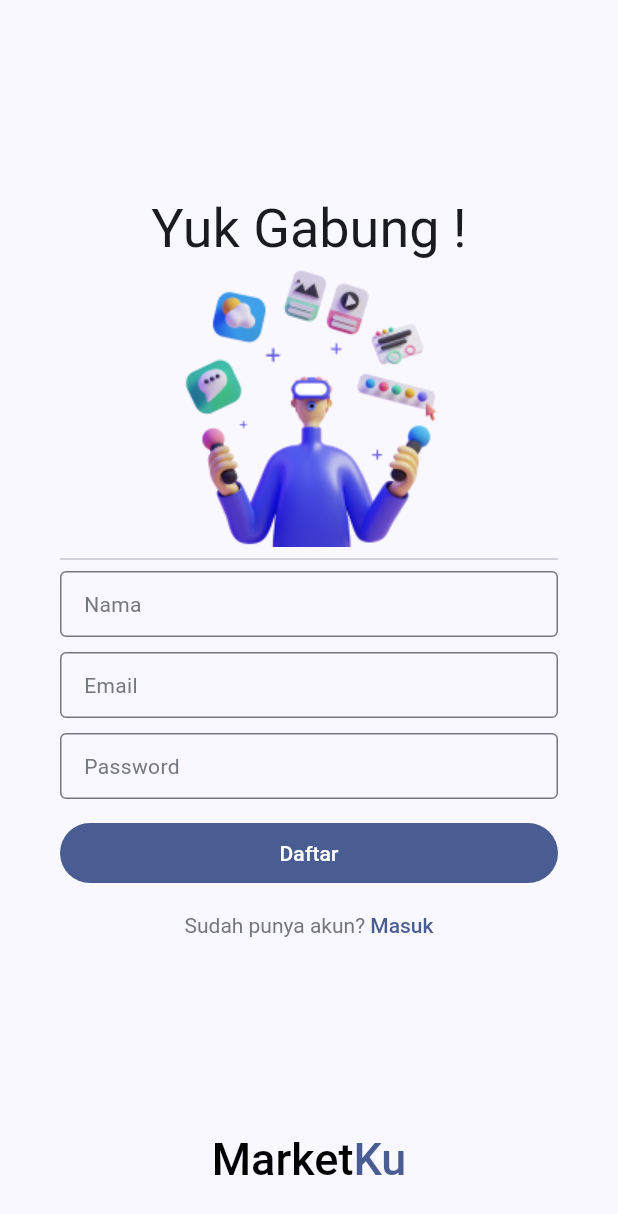
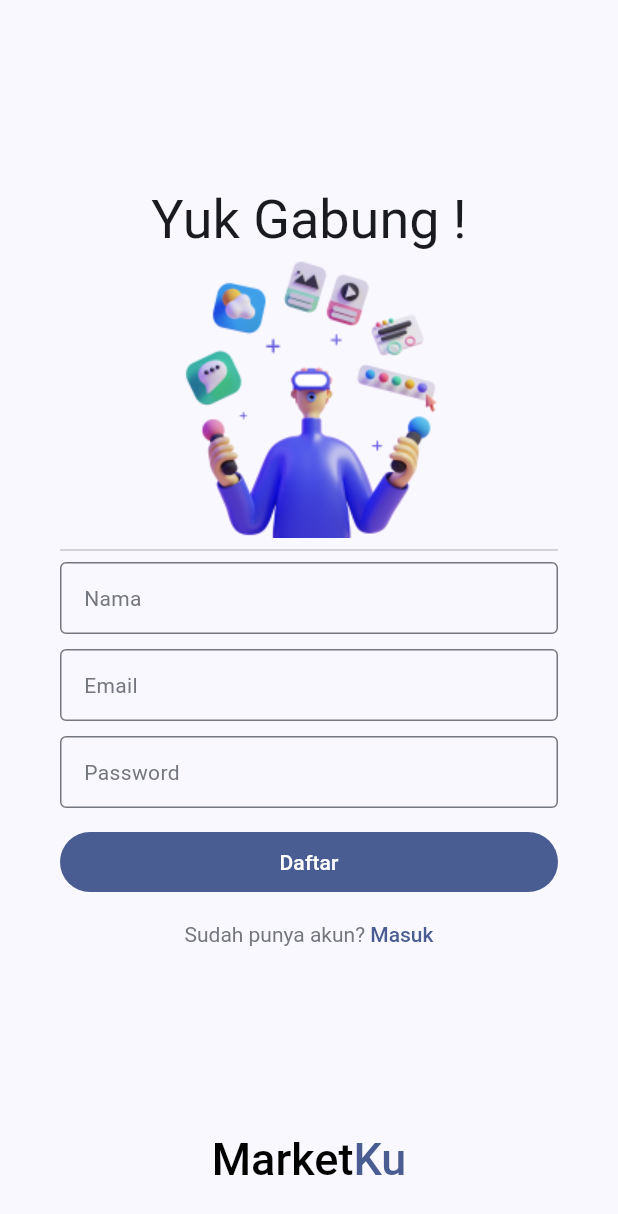
Before and after one commit to mdaffailhami/marketku, a Flutter app: the screen it shows after launch, on a phone screen of 412 x 824 dp. Shown: the top 1214 px of the screen. Run offline on Flutter 3.47's test engine with Material 2 defaults, Android fonts, the phone set to English and light mode, and no system bars; our stand-ins replace cloud_firestore, firebase_auth, firebase_core, flutter_svg; accounts and stored records are empty.

Commit message:
Menghilangkan ukuran & Menambahkan validator MyTextFormField

```diff
--- a/lib/widgets/text_form_field.dart
+++ b/lib/widgets/text_form_field.dart
@@ -6,6 +6,7 @@ class MyTextFormField extends StatelessWidget {
     this.labelText,
     this.hintText,
     this.obscureText = false,
+    this.validator,
     this.controller,
     this.onChanged,
   }) : super(key: key);
@@ -13,17 +14,17 @@ class MyTextFormField extends StatelessWidget {
   final String? labelText;
   final String? hintText;
   final bool obscureText;
+  final String? Function(String? value)? validator;
   final TextEditingController? controller;
   final void Function(String value)? onChanged;
 
   @override
   Widget build(BuildContext context) {
-    return SizedBox(
-      height: 44,
-      child: TextFormField(
+    return TextFormField(
       controller: controller,
       onChanged: onChanged,
       obscureText: obscureText,
+      validator: validator,
       decoration: InputDecoration(
         border: const OutlineInputBorder(),
         labelText: labelText,
@@ -38,7 +39,6 @@ class MyTextFormField extends StatelessWidget {
             ),
         contentPadding: const EdgeInsets.symmetric(horizontal: 12),
       ),
-      ),
     );
   }
 }
```
Lines whose indentation alone changed are shown as unchanged.
